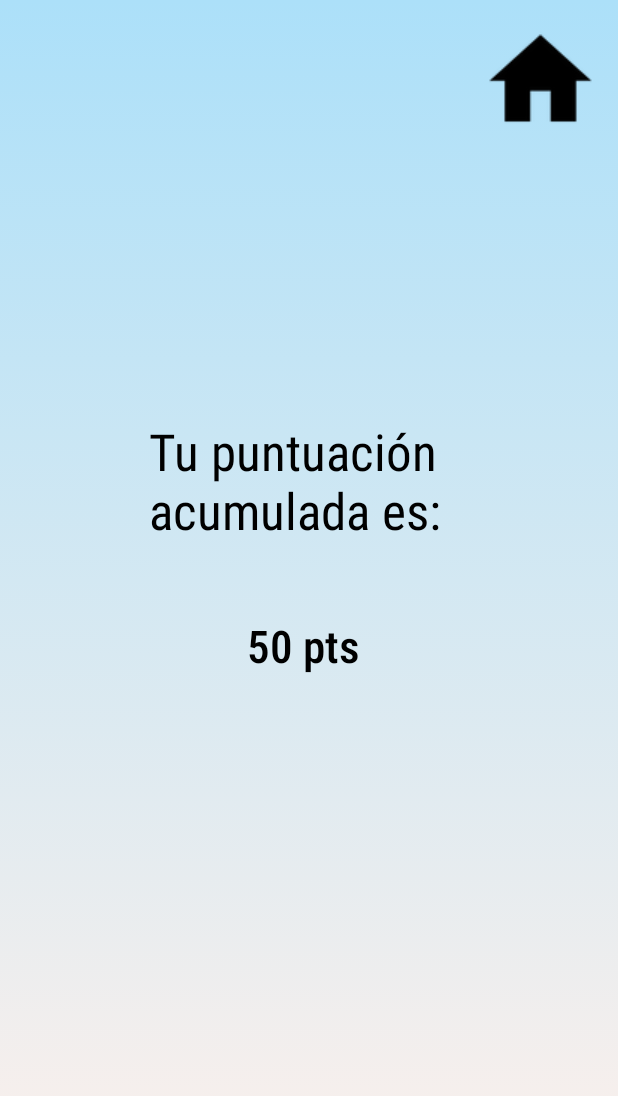
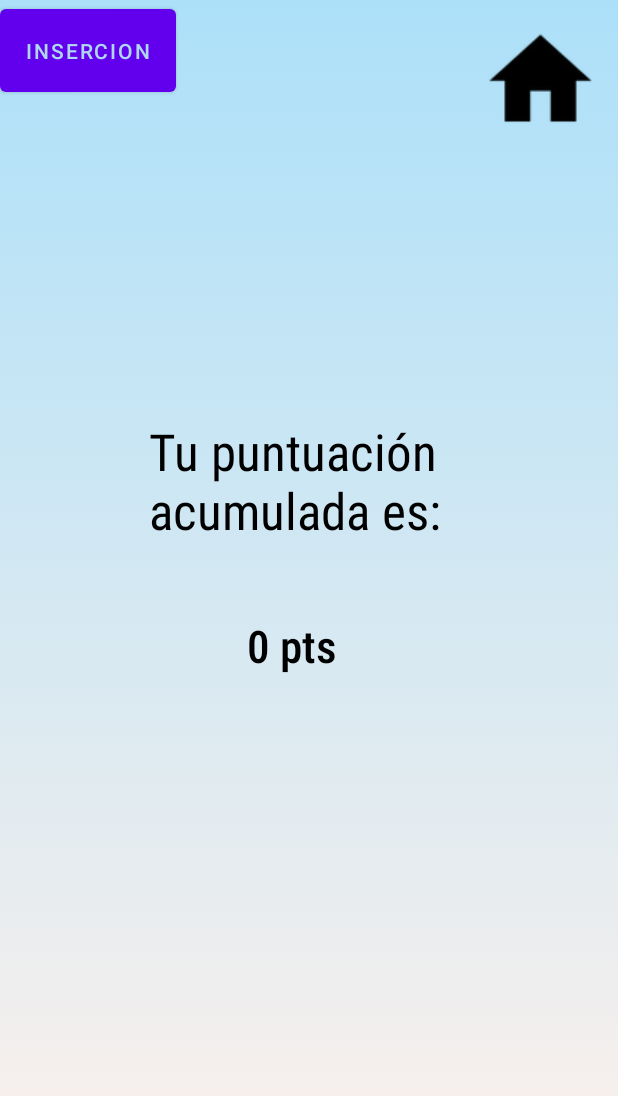
Before and after one commit to DerekAlmanza/pergamo, an Android app: the Puntos screen opened directly, with no data from a screen before it, on a phone screen of 412 x 824 dp. Shown: the top 1096 px of the screen. Run offline under Robolectric (Android 15) with nearby library versions, the phone set to English and light mode, and no system bars; 3 statements that could not run were skipped.

Commit message:
puntuación funcionando

```diff
--- a/app/src/main/java/com/example/pergamo/EscanearQR.java
+++ b/app/src/main/java/com/example/pergamo/EscanearQR.java
@@ -49,8 +49,8 @@ public class EscanearQR extends AppCompatActivity {
                 != PackageManager.PERMISSION_GRANTED) {
             // TODO Este texto debería ser un recurso de cadena
             // TODO El texto también podría ser más descriptivo
-            //Toast.makeText(this, "Debe otorgar el permiso para usar la cámara",
-                    //Toast.LENGTH_SHORT).show();
+            Toast.makeText(this, "Debe otorgar el permiso para usar la cámara",
+                    Toast.LENGTH_SHORT).show();
             finish();
             return;
         }
--- a/app/src/main/java/com/example/pergamo/Puntos.java
+++ b/app/src/main/java/com/example/pergamo/Puntos.java
@@ -5,6 +5,7 @@ import android.content.Intent;
 import android.database.Cursor;
 import android.net.Uri;
 import android.os.Bundle;
+import android.view.LayoutInflater;
 import android.view.View;
 
 import androidx.appcompat.app.AppCompatActivity;
@@ -19,7 +20,9 @@ public class Puntos extends AppCompatActivity {
     private String fecha;
     private String puntos;
     private TextView textView;
-    private Button boton;
+    //
+    private Button button;
+    //
 
     @Override
     protected void onCreate(Bundle savedInstanceState){
@@ -28,6 +31,7 @@ public class Puntos extends AppCompatActivity {
         getSupportActionBar().hide();
 
         inicializar();
+        mostrarPuntos();
     }
 
     /**
@@ -41,12 +45,20 @@ public class Puntos extends AppCompatActivity {
 
     public void inicializar(){
         //pDBHelper = new PuntosDBHelper(this);
+        LayoutInflater inflater = getLayoutInflater();
+
+        View view = inflater.inflate(R.layout.activity_pista, null);
         textView = (TextView) findViewById(R.id.puntos);
-        boton.setOnClickListener(new View.OnClickListener() {
+        button = (Button) findViewById(R.id.insercion);
+        //Button verPuntos = view.findViewById(R.id.seguirBuscando);
+        //verPuntos.setOnClickListener(new View.OnClickListener() {
+        button.setOnClickListener(new View.OnClickListener(){
             @Override
             public void onClick(View view) {
                 fecha = obtenerFecha();
+                puntos = "10";
                 insertarPuntos();
+                mostrarPuntos();
             }
         });
     }
@@ -67,13 +79,20 @@ public class Puntos extends AppCompatActivity {
     }
 
     private void mostrarPuntos(){
-        String [] projection = {PuntosDBContract.PuntosObtenidos.COLUMN_PUNTOS_OBTENIDOS};
+        String puntosActuales = "";
+        String [] projection = {PuntosDBContract.PuntosObtenidos._ID};
         Cursor cursor = getContentResolver().query(PuntosDBContract.PuntosObtenidos.CONTENT_URI, projection, null, null, null);
-        int puntosColumnIndex = cursor.getColumnIndex(PuntosDBContract.PuntosObtenidos.COLUMN_PUNTOS_OBTENIDOS);
+        int puntosColumnIndex = cursor.getColumnIndex(PuntosDBContract.PuntosObtenidos._ID);
+        System.out.println(puntosColumnIndex);
+        System.out.println("hola " + ((Object)puntosColumnIndex).getClass().getSimpleName());
         while(cursor.moveToNext()){
-            String puntosActuales = cursor.getString(puntosColumnIndex);
-            textView.append((puntos));
+            int multiplicacion = puntosColumnIndex*10;
+            System.out.println(multiplicacion);
+            puntosActuales = cursor.getString(puntosColumnIndex);//puntos column index
+            System.out.println(puntosActuales);
         }
+        textView = findViewById(R.id.puntos);
+        textView.setText(puntosActuales+"0 pts");
         cursor.close();
     }
 
--- a/app/src/main/res/layout/puntuacion.xml
+++ b/app/src/main/res/layout/puntuacion.xml
@@ -51,4 +51,12 @@
         app:layout_constraintTop_toTopOf="parent"
         app:layout_constraintVertical_bias="0.524" />
 
+    <Button
+        android:id="@+id/insercion"
+        android:layout_width="117dp"
+        android:layout_height="67dp"
+        android:text="insercion"
+        tools:layout_editor_absoluteX="147dp"
+        tools:layout_editor_absoluteY="447dp" />
+
 </androidx.constraintlayout.widget.ConstraintLayout>
```
